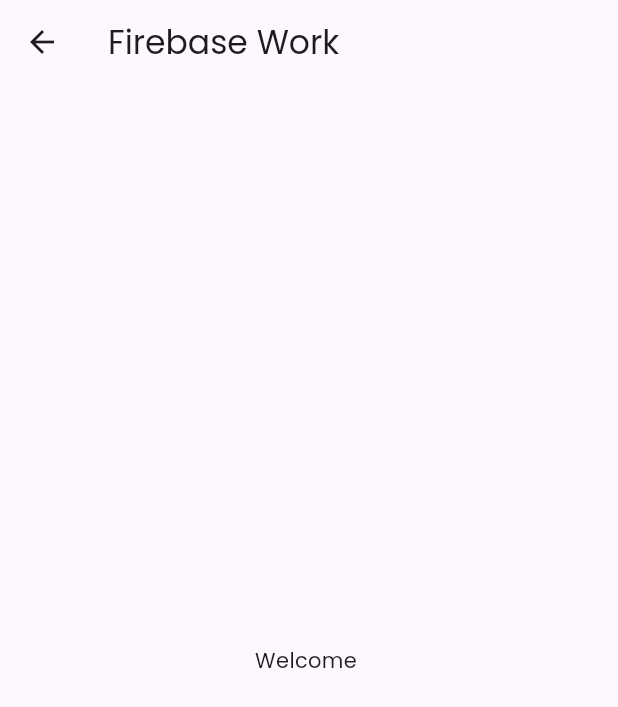
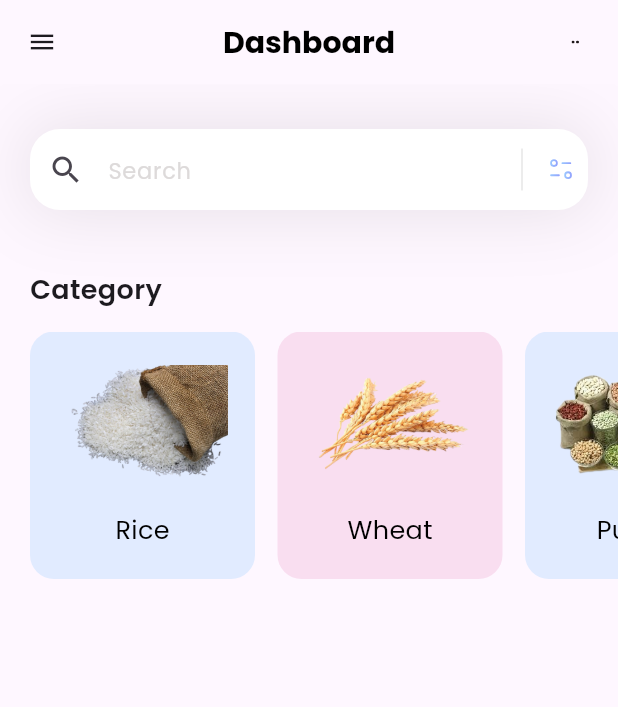
Before and after one commit to rn-byte/firebase-rlt, a Flutter app: the MyHomePage screen opened directly, on a phone screen of 412 x 824 dp. Shown: the top 707 px of the screen. Run offline on Flutter 3.47's test engine with Material 3 defaults, Android fonts, the phone set to English and light mode, and no system bars; our stand-ins replace firebase_core, flutter_svg; accounts and stored records are empty.

Commit message:
Dashboard with some content Added

```diff
--- a/lib/main.dart
+++ b/lib/main.dart
@@ -1,5 +1,6 @@
 import 'package:firebase_core/firebase_core.dart';
 import 'package:firebase_rlt/firebase_options.dart';
+import 'package:firebase_rlt/pages/home.dart';
 import 'package:firebase_rlt/pages/sign_up.dart';
 import 'package:flutter/material.dart';
 
@@ -20,12 +21,13 @@
     return MaterialApp(
       title: 'Flutter Demo',
       debugShowCheckedModeBanner: false,
+      themeMode: ThemeMode.system,
       theme: ThemeData(
         fontFamily: 'Poppins',
         colorScheme: ColorScheme.fromSeed(seedColor: Colors.deepPurple),
         useMaterial3: true,
       ),
-      home: const SignUp(),
+      home: const MyHomePage(),
     );
   }
 }
--- /dev/null
+++ b/lib/models/category.dart
@@ -0,0 +1,55 @@
+import 'package:flutter/material.dart';
+
+class CategoryModel {
+  String name;
+  Color boxColor;
+  String iconPath;
+
+  CategoryModel({
+    required this.name,
+    required this.boxColor,
+    required this.iconPath,
+  });
+
+  static List<CategoryModel> getCategory() {
+    List<CategoryModel> categories = [];
+
+    categories.add(CategoryModel(
+      name: "Rice",
+      boxColor: const Color(0xff9DCEFF),
+      iconPath: 'assets/images/rice.png',
+    ));
+    categories.add(CategoryModel(
+      name: "Wheat",
+      boxColor: const Color(0xffEEA4CE),
+      iconPath: 'assets/images/wheat.png',
+    ));
+    categories.add(CategoryModel(
+      name: "Pulses",
+      boxColor: const Color(0xff9DCEFF),
+      iconPath: 'assets/images/pulses.png',
+    ));
+    categories.add(CategoryModel(
+      name: "Vegetables",
+      boxColor: const Color(0xffEEA4CE),
+      iconPath: 'assets/images/vegetables.png',
+    ));
+    categories.add(CategoryModel(
+      name: "Fruits",
+      boxColor: const Color(0xff9DCEFF),
+      iconPath: 'assets/images/fruits.png',
+    ));
+    categories.add(CategoryModel(
+      name: "Spices",
+      boxColor: const Color(0xffEEA4CE),
+      iconPath: 'assets/images/spices.png',
+    ));
+    categories.add(CategoryModel(
+      name: "Dairy Product",
+      boxColor: const Color(0xff9DCEFF),
+      iconPath: 'assets/images/dairy.png',
+    ));
+
+    return categories;
+  }
+}
--- a/lib/pages/home.dart
+++ b/lib/pages/home.dart
@@ -1,19 +1,216 @@
+import 'package:firebase_rlt/models/category.dart';
 import 'package:flutter/material.dart';
+import 'package:flutter_svg/svg.dart';
 
-class MyHomePage extends StatelessWidget {
+class MyHomePage extends StatefulWidget {
   const MyHomePage({super.key});
 
   @override
+  State<MyHomePage> createState() => _MyHomePageState();
+}
+
+class _MyHomePageState extends State<MyHomePage> {
+  List<CategoryModel> categories = [];
+
+  void _getInitialInfo() {
+    categories = CategoryModel.getCategory();
+  }
+
+  @override
   Widget build(BuildContext context) {
+    _getInitialInfo();
     return Scaffold(
-      appBar: AppBar(
-        title: const Text('Firebase Work'),
+      appBar: _appBarSection(),
+      body: ListView(children: [
+        _searchBarSection(),
+        const SizedBox(
+          height: 40,
+        ),
+        _categorySection(),
+        const SizedBox(
+          height: 40,
+        ),
+      ]),
+    );
+  }
+
+  Column _categorySection() {
+    return Column(
+      crossAxisAlignment: CrossAxisAlignment.start,
+      children: [
+        const Padding(
+          padding: EdgeInsets.only(left: 20.0),
+          child: Text(
+            "Category ",
+            style: TextStyle(
+              fontSize: 18,
+              fontWeight: FontWeight.w600,
+            ),
+          ),
+        ),
+        const SizedBox(
+          height: 15,
+        ),
+        SizedBox(
+          height: 165,
+          child: ListView.separated(
+            scrollDirection: Axis.horizontal,
+            padding: const EdgeInsets.only(left: 20, right: 20),
+            itemBuilder: (context, index) => InkWell(
+              onTap: () {
+                print('You click on ${categories[index].name}');
+              },
+              child: Container(
+                //margin: const EdgeInsets.all(20),
+                width: 150,
+                decoration: BoxDecoration(
+                  color: categories[index].boxColor.withOpacity(0.3),
+                  borderRadius: BorderRadius.circular(16),
+                ),
+                child: Column(
+                  children: [
+                    Container(
+                      height: 120,
+                      width: 120,
+                      decoration: const BoxDecoration(
+                        //color: Colors.white,
+                        shape: BoxShape.circle,
+                      ),
+                      child: Padding(
+                        padding: const EdgeInsets.all(3.0),
+                        child: Image.asset(categories[index].iconPath),
+                      ),
+                    ),
+                    Text(
+                      categories[index].name,
+                      style: const TextStyle(
+                        fontWeight: FontWeight.w400,
+                        color: Colors.black,
+                        fontSize: 17,
+                      ),
+                    )
+                  ],
+                ),
+              ),
+            ),
+            itemCount: categories.length,
+            separatorBuilder: (context, index) => const SizedBox(
+              width: 15,
+            ),
+          ),
+        )
+      ],
+    );
+  }
+
+  Container _searchBarSection() {
+    return Container(
+      margin: const EdgeInsets.only(top: 30, left: 20, right: 20),
+      decoration: BoxDecoration(
+        boxShadow: [
+          BoxShadow(
+            color: const Color(0xff1D1617).withOpacity(0.11),
+            blurRadius: 40,
+            spreadRadius: 0.0,
+          ),
+        ],
       ),
-      body: const Center(
-        child: SizedBox(
-          child: Text("Welcome "),
+      child: TextField(
+        decoration: InputDecoration(
+          filled: true,
+          fillColor: Colors.white,
+          hintText: 'Search',
+          hintStyle: const TextStyle(
+            color: Color(0xffDDDADA),
+            fontSize: 15,
+          ),
+          prefixIcon: const Padding(
+            padding: EdgeInsets.all(12.0),
+            child: Icon(Icons.search),
+          ),
+          contentPadding: const EdgeInsets.all(15),
+          border: OutlineInputBorder(
+            borderRadius: BorderRadius.circular(20),
+            borderSide: BorderSide.none,
+          ),
+          suffixIcon: GestureDetector(
+            onTap: () {
+              print('Filter icon Tapped');
+            },
+            child: SizedBox(
+              width: 100,
+              child: IntrinsicHeight(
+                child: Row(
+                  mainAxisAlignment: MainAxisAlignment.end,
+                  children: [
+                    const VerticalDivider(
+                      indent: 10,
+                      endIndent: 10,
+                      thickness: 0.1,
+                      color: Colors.black,
+                    ),
+                    Padding(
+                      padding: const EdgeInsets.all(8.0),
+                      child: SvgPicture.asset('assets/icons/Filter.svg'),
+                    ),
+                  ],
+                ),
+              ),
+            ),
+          ),
         ),
       ),
     );
   }
+
+  AppBar _appBarSection() {
+    return AppBar(
+      title: const Text('Dashboard'),
+      titleTextStyle: const TextStyle(
+        fontFamily: 'Poppins',
+        fontSize: 20,
+        color: Colors.black,
+        fontWeight: FontWeight.bold,
+      ),
+      centerTitle: true,
+      leading: GestureDetector(
+        onTap: () {
+          print('App Drawer tapped');
+        },
+        child: Container(
+          margin: const EdgeInsets.all(15),
+          alignment: Alignment.center,
+          decoration: BoxDecoration(
+            //color: const Color.fromARGB(255, 155, 150, 150),
+            borderRadius: BorderRadius.circular(30),
+          ),
+          child: const Icon(
+            Icons.menu,
+            size: 20,
+          ),
+        ),
+      ),
+      actions: [
+        GestureDetector(
+          onTap: () {
+            print('Dot Dot tapped');
+          },
+          child: Container(
+            margin: const EdgeInsets.all(10),
+            width: 37,
+            alignment: Alignment.center,
+            decoration: BoxDecoration(
+              //color: const Color.fromARGB(255, 155, 150, 150),
+              borderRadius: BorderRadius.circular(30),
+            ),
+            child: SvgPicture.asset(
+              'assets/icons/dots.svg',
+              height: 5,
+              width: 5,
+            ),
+          ),
+        )
+      ],
+    );
+  }
 }
--- a/lib/pages/login.dart
+++ b/lib/pages/login.dart
@@ -26,7 +26,7 @@
         centerTitle: true,
       ),
       body: Container(
-        margin: const EdgeInsets.all(40),
+        margin: const EdgeInsets.only(left: 40, right: 40),
         child: ListView(
           children: [
             const SizedBox(
--- a/lib/pages/sign_up.dart
+++ b/lib/pages/sign_up.dart
@@ -26,7 +26,7 @@
         centerTitle: true,
       ),
       body: Container(
-        margin: const EdgeInsets.all(40),
+        margin: const EdgeInsets.only(left: 40, right: 40, bottom: 20),
         child: ListView(
           children: [
             const SizedBox(
@@ -41,7 +41,7 @@
             ),
             TextFormField(
               decoration: formFieldDecoration(
-                  hText: 'Last Name', lText: 'Last Name', icon: Icons.person),
+                  hText: 'Last Name', lText: 'Last Name', icon: Icons.title),
             ),
             const SizedBox(
               height: 15,
```
Also changed, not shown: pubspec.yaml (+5 -3 lines), assets/icons/Filter.svg (added), assets/icons/Search.svg (added), assets/icons/dots.svg (added), assets/images/dairy.png (added), assets/images/fruits.png (added), assets/images/pulses.png (added), assets/images/rice.png (added), assets/images/spices.png (added), assets/images/vegetables.png (added), assets/images/wheat.png (added), pubspec.lock.
